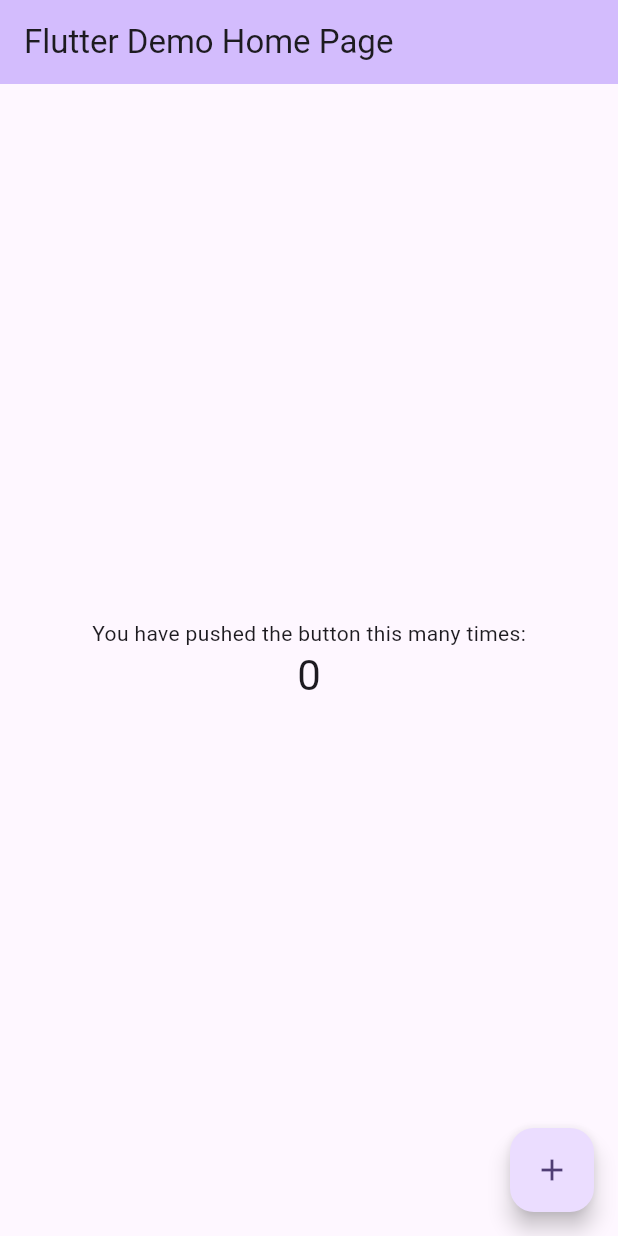
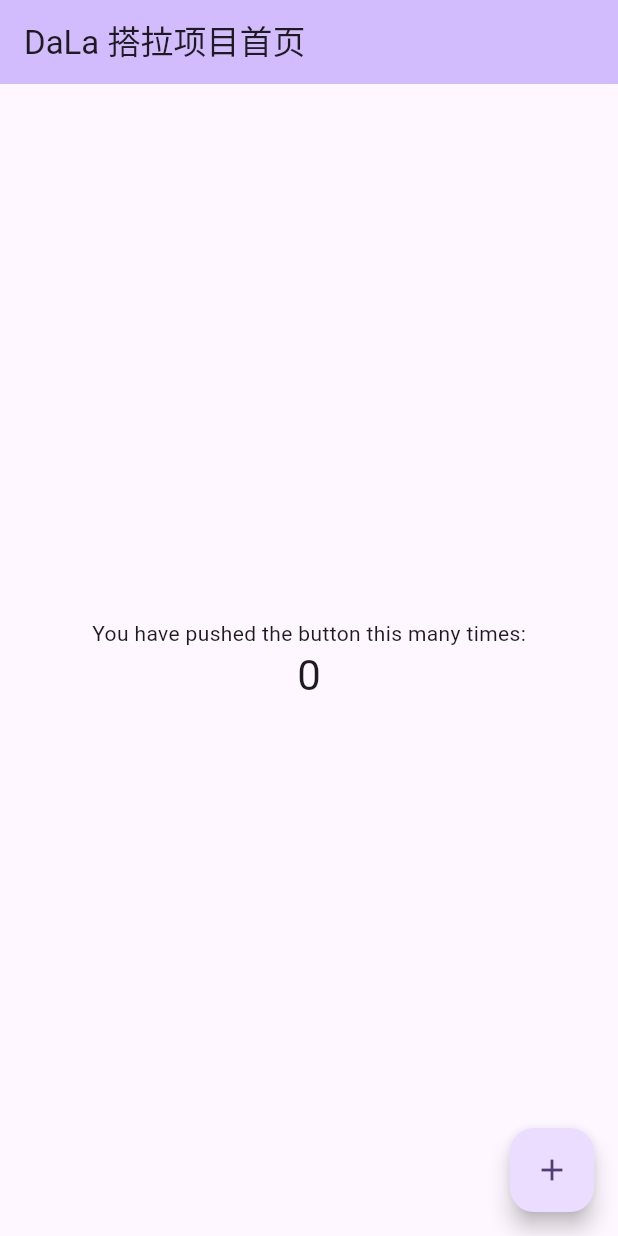
Before and after one commit to AGkite/DaLa, a Flutter app: the screen it shows after launch, on a phone screen of 412 x 824 dp. Run offline on Flutter 3.47's test engine with Material 3 defaults, Android fonts, the phone set to English and light mode, and no system bars.

Commit message:
编写项目介绍

```diff
--- a/dala_flutter/lib/main.dart
+++ b/dala_flutter/lib/main.dart
@@ -7,46 +7,21 @@ void main() {
 class MyApp extends StatelessWidget {
   const MyApp({super.key});
 
-  // This widget is the root of your application.
   @override
   Widget build(BuildContext context) {
     return MaterialApp(
-      title: 'Flutter Demo',
+      title: '搭拉客户端',
       theme: ThemeData(
-        // This is the theme of your application.
-        //
-        // TRY THIS: Try running your application with "flutter run". You'll see
-        // the application has a purple toolbar. Then, without quitting the app,
-        // try changing the seedColor in the colorScheme below to Colors.green
-        // and then invoke "hot reload" (save your changes or press the "hot
-        // reload" button in a Flutter-supported IDE, or press "r" if you used
-        // the command line to start the app).
-        //
-        // Notice that the counter didn't reset back to zero; the application
-        // state is not lost during the reload. To reset the state, use hot
-        // restart instead.
-        //
-        // This works for code too, not just values: Most code changes can be
-        // tested with just a hot reload.
         colorScheme: ColorScheme.fromSeed(seedColor: Colors.deepPurple),
         useMaterial3: true,
       ),
-      home: const MyHomePage(title: 'Flutter Demo Home Page'),
+      home: const MyHomePage(title: 'DaLa 搭拉项目首页'),
     );
   }
 }
 
 class MyHomePage extends StatefulWidget {
   const MyHomePage({super.key, required this.title});
-
-  // This widget is the home page of your application. It is stateful, meaning
-  // that it has a State object (defined below) that contains fields that affect
-  // how it looks.
-
-  // This class is the configuration for the state. It holds the values (in this
-  // case the title) provided by the parent (in this case the App widget) and
-  // used by the build method of the State. Fields in a Widget subclass are
-  // always marked "final".
 
   final String title;
 
@@ -59,50 +34,19 @@ class _MyHomePageState extends State<MyHomePage> {
 
   void _incrementCounter() {
     setState(() {
-      // This call to setState tells the Flutter framework that something has
-      // changed in this State, which causes it to rerun the build method below
-      // so that the display can reflect the updated values. If we changed
-      // _counter without calling setState(), then the build method would not be
-      // called again, and so nothing would appear to happen.
       _counter++;
     });
   }
 
   @override
   Widget build(BuildContext context) {
-    // This method is rerun every time setState is called, for instance as done
-    // by the _incrementCounter method above.
-    //
-    // The Flutter framework has been optimized to make rerunning build methods
-    // fast, so that you can just rebuild anything that needs updating rather
-    // than having to individually change instances of widgets.
     return Scaffold(
       appBar: AppBar(
-        // TRY THIS: Try changing the color here to a specific color (to
-        // Colors.amber, perhaps?) and trigger a hot reload to see the AppBar
-        // change color while the other colors stay the same.
         backgroundColor: Theme.of(context).colorScheme.inversePrimary,
-        // Here we take the value from the MyHomePage object that was created by
-        // the App.build method, and use it to set our appbar title.
         title: Text(widget.title),
       ),
       body: Center(
-        // Center is a layout widget. It takes a single child and positions it
-        // in the middle of the parent.
         child: Column(
-          // Column is also a layout widget. It takes a list of children and
-          // arranges them vertically. By default, it sizes itself to fit its
-          // children horizontally, and tries to be as tall as its parent.
-          //
-          // Column has various properties to control how it sizes itself and
-          // how it positions its children. Here we use mainAxisAlignment to
-          // center the children vertically; the main axis here is the vertical
-          // axis because Columns are vertical (the cross axis would be
-          // horizontal).
-          //
-          // TRY THIS: Invoke "debug painting" (choose the "Toggle Debug Paint"
-          // action in the IDE, or press "p" in the console), to see the
-          // wireframe for each widget.
           mainAxisAlignment: MainAxisAlignment.center,
           children: <Widget>[
             const Text(
@@ -119,7 +63,7 @@ class _MyHomePageState extends State<MyHomePage> {
         onPressed: _incrementCounter,
         tooltip: 'Increment',
         child: const Icon(Icons.add),
-      ), // This trailing comma makes auto-formatting nicer for build methods.
+      ),
     );
   }
 }
```
Also changed, not shown: images/Fig.1.png (added), images/Snipaste_2024-04-02_20-19-15.jpg (added), images/Snipaste_2024-04-02_20-22-38.jpg (added), images/Snipaste_2024-04-02_20-30-35.jpg (added), images/Snipaste_2024-04-02_20-32-35.jpg (added), images/Snipaste_2024-04-02_20-55-34.jpg (added), images/Snipaste_2024-04-02_20-57-11.jpg (added), images/Snipaste_2024-04-02_21-01-44.jpg (added), images/Snipaste_2024-04-02_21-03-34.jpg (added), images/Snipaste_2024-04-02_21-05-59.jpg (added), images/Snipaste_2024-04-02_21-08-38.jpg (added), 2 other files.
